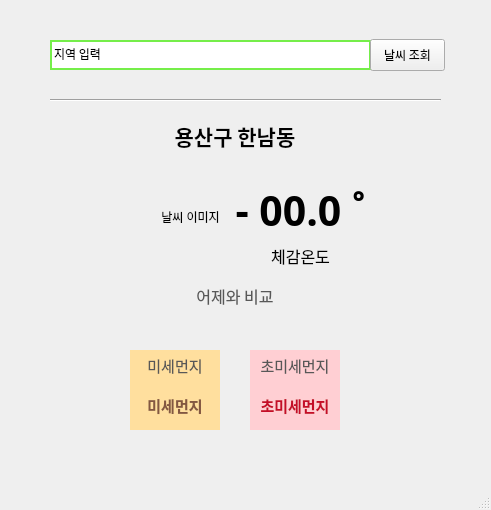
First picture: the form in ui/weatherUi.ui, repository golden-dust/weatherApp_040124_PC_ver040501, before the edit.
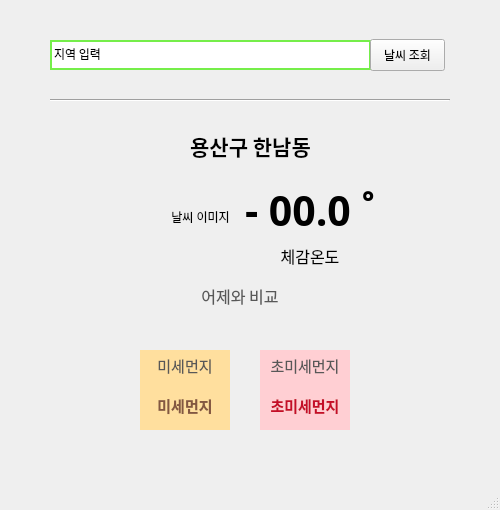
Second picture: the form after the edit.

Commit message: version 0.7 (04/05/24) - overseas area search enabled

Patch:
```diff
--- a/ui/weatherUi.ui
+++ b/ui/weatherUi.ui
@@ -6,7 +6,7 @@
    <rect>
     <x>0</x>
     <y>0</y>
-    <width>491</width>
+    <width>500</width>
     <height>510</height>
    </rect>
   </property>
@@ -58,9 +58,9 @@
    <widget class="QLabel" name="area_out">
     <property name="geometry">
      <rect>
-      <x>70</x>
-      <y>120</y>
-      <width>330</width>
+      <x>90</x>
+      <y>130</y>
+      <width>321</width>
       <height>31</height>
      </rect>
     </property>
@@ -84,7 +84,7 @@
      <rect>
       <x>50</x>
       <y>90</y>
-      <width>391</width>
+      <width>400</width>
       <height>20</height>
      </rect>
     </property>
@@ -103,7 +103,7 @@
    <widget class="QLabel" name="weather_img">
     <property name="geometry">
      <rect>
-      <x>150</x>
+      <x>160</x>
       <y>157</y>
       <width>81</width>
       <height>120</height>
@@ -119,9 +119,9 @@
    <widget class="QLabel" name="temp_out">
     <property name="geometry">
      <rect>
-      <x>210</x>
+      <x>240</x>
       <y>140</y>
-      <width>181</width>
+      <width>140</width>
       <height>140</height>
      </rect>
     </property>
@@ -143,9 +143,9 @@
    <widget class="QLabel" name="comprsn_yest">
     <property name="geometry">
      <rect>
-      <x>70</x>
+      <x>90</x>
       <y>280</y>
-      <width>330</width>
+      <width>300</width>
       <height>31</height>
      </rect>
     </property>
@@ -170,9 +170,9 @@
    <widget class="QLabel" name="p_temp_out">
     <property name="geometry">
      <rect>
-      <x>210</x>
+      <x>240</x>
       <y>240</y>
-      <width>181</width>
+      <width>140</width>
       <height>31</height>
      </rect>
     </property>
@@ -194,7 +194,7 @@
    <widget class="QLabel" name="fdust_lb">
     <property name="geometry">
      <rect>
-      <x>130</x>
+      <x>140</x>
       <y>350</y>
       <width>90</width>
       <height>30</height>
@@ -222,7 +222,7 @@
    <widget class="QLabel" name="sfdust_lb">
     <property name="geometry">
      <rect>
-      <x>250</x>
+      <x>260</x>
       <y>350</y>
       <width>90</width>
       <height>30</height>
@@ -250,7 +250,7 @@
    <widget class="QLabel" name="fdust_out">
     <property name="geometry">
      <rect>
-      <x>130</x>
+      <x>140</x>
       <y>380</y>
       <width>90</width>
       <height>50</height>
@@ -278,7 +278,7 @@
    <widget class="QLabel" name="sfdust_out">
     <property name="geometry">
      <rect>
-      <x>250</x>
+      <x>260</x>
       <y>380</y>
       <width>90</width>
       <height>50</height>
```
Left out of the diff: 2 changed lines with no effect on the pictures. The commit also changes 2 other files.
